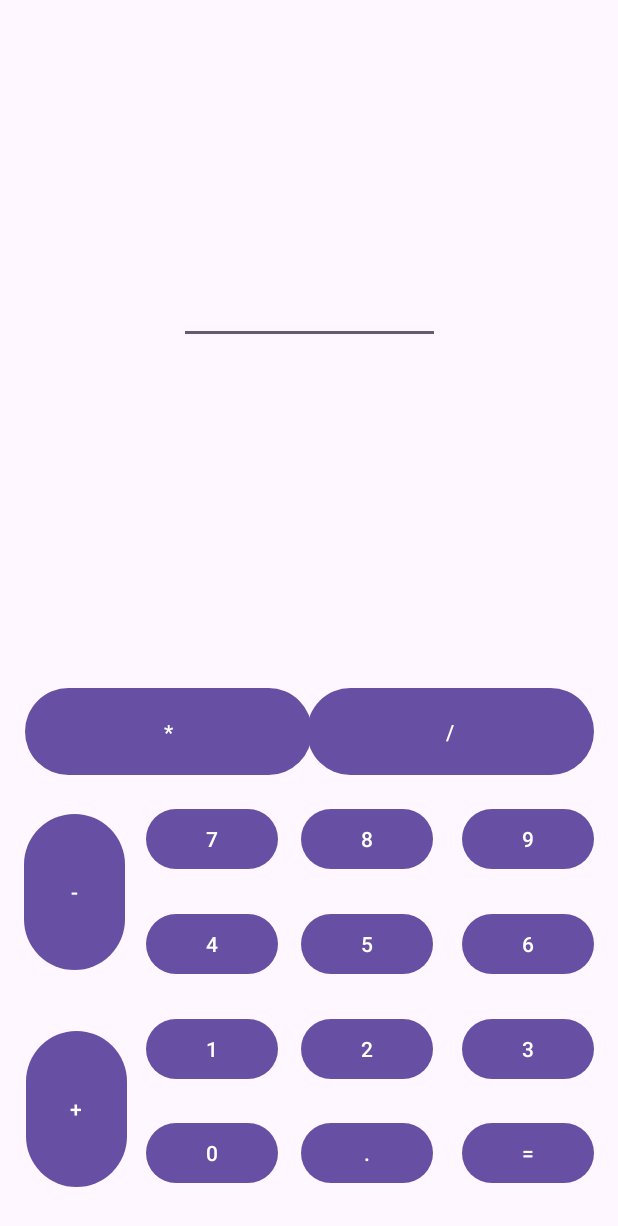
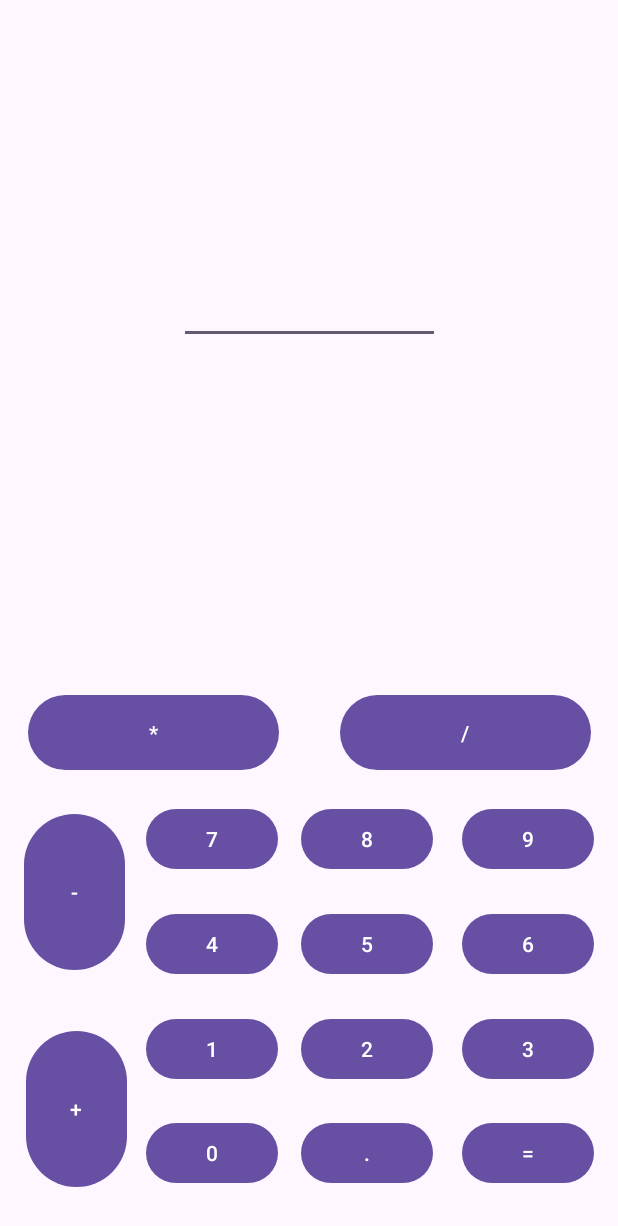
Before and after one commit to m13a82d/calculator, an Android app: the screen it shows after launch (MainActivity), on a phone screen of 412 x 824 dp. Shown: the top 1226 px of the screen. Run offline under Robolectric (Android 15) with nearby library versions, the phone set to English and light mode, and no system bars.

```diff
--- a/app/src/main/res/layout/activity_main.xml
+++ b/app/src/main/res/layout/activity_main.xml
@@ -176,8 +176,8 @@
 
     <Button
         android:id="@+id/buttonzarb"
-        android:layout_width="191dp"
-        android:layout_height="66dp"
+        android:layout_width="167dp"
+        android:layout_height="58dp"
         android:text="*"
         app:layout_constraintBottom_toBottomOf="parent"
         app:layout_constraintEnd_toEndOf="parent"
@@ -188,8 +188,8 @@
 
     <Button
         android:id="@+id/buttontaghsim"
-        android:layout_width="191dp"
-        android:layout_height="66dp"
+        android:layout_width="167dp"
+        android:layout_height="58dp"
         android:text="/"
         app:layout_constraintBottom_toBottomOf="parent"
         app:layout_constraintEnd_toEndOf="parent"
```
